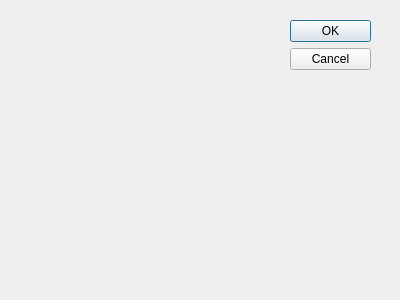
The window that dialog.ui (Bombada/Image_Processing) describes before a commit, drawn with Qt 5.
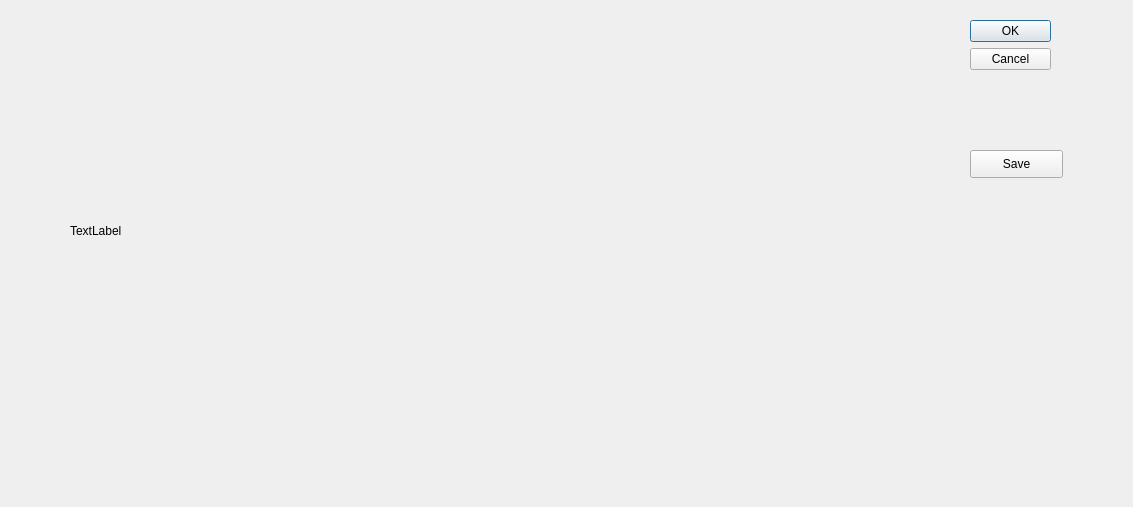
The same window after the commit.

Commit message:
PanoramaStitching_Complete
1. Inverse Warping(Cylindrical projection)
2. Harris Corner Algorithm
3. HoG(Histogram Vector) Feature Description and Feature Matching(Stitching)
4. Image Blending(Alpha Blending)

```diff
--- a/dialog.ui
+++ b/dialog.ui
@@ -3,22 +3,22 @@
  <comment></comment>
  <exportmacro></exportmacro>
  <class>Dialog</class>
- <widget class="QDialog" name="Dialog" >
-  <property name="geometry" >
+ <widget class="QDialog" name="Dialog">
+  <property name="geometry">
    <rect>
     <x>0</x>
     <y>0</y>
-    <width>400</width>
-    <height>300</height>
+    <width>1133</width>
+    <height>507</height>
    </rect>
   </property>
   <property name="windowTitle" >
    <string>Dialog</string>
   </property>
-  <widget class="QDialogButtonBox" name="buttonBox" >
-   <property name="geometry" >
+  <widget class="QDialogButtonBox" name="buttonBox">
+   <property name="geometry">
     <rect>
-     <x>290</x>
+     <x>970</x>
      <y>20</y>
      <width>81</width>
      <height>241</height>
@@ -31,6 +31,32 @@
     <set>QDialogButtonBox::Cancel|QDialogButtonBox::Ok</set>
    </property>
   </widget>
+  <widget class="QLabel" name="panoramaLabel">
+   <property name="geometry">
+    <rect>
+     <x>70</x>
+     <y>70</y>
+     <width>881</width>
+     <height>321</height>
+    </rect>
+   </property>
+   <property name="text">
+    <string>TextLabel</string>
+   </property>
+  </widget>
+  <widget class="QPushButton" name="pushButton">
+   <property name="geometry">
+    <rect>
+     <x>970</x>
+     <y>150</y>
+     <width>93</width>
+     <height>28</height>
+    </rect>
+   </property>
+   <property name="text">
+    <string>Save</string>
+   </property>
+  </widget>
  </widget>
  <pixmapfunction></pixmapfunction>
  <resources/>
```
Left out of the diff: 22 changed lines with no effect on the pictures. The commit also changes 8 other files.
